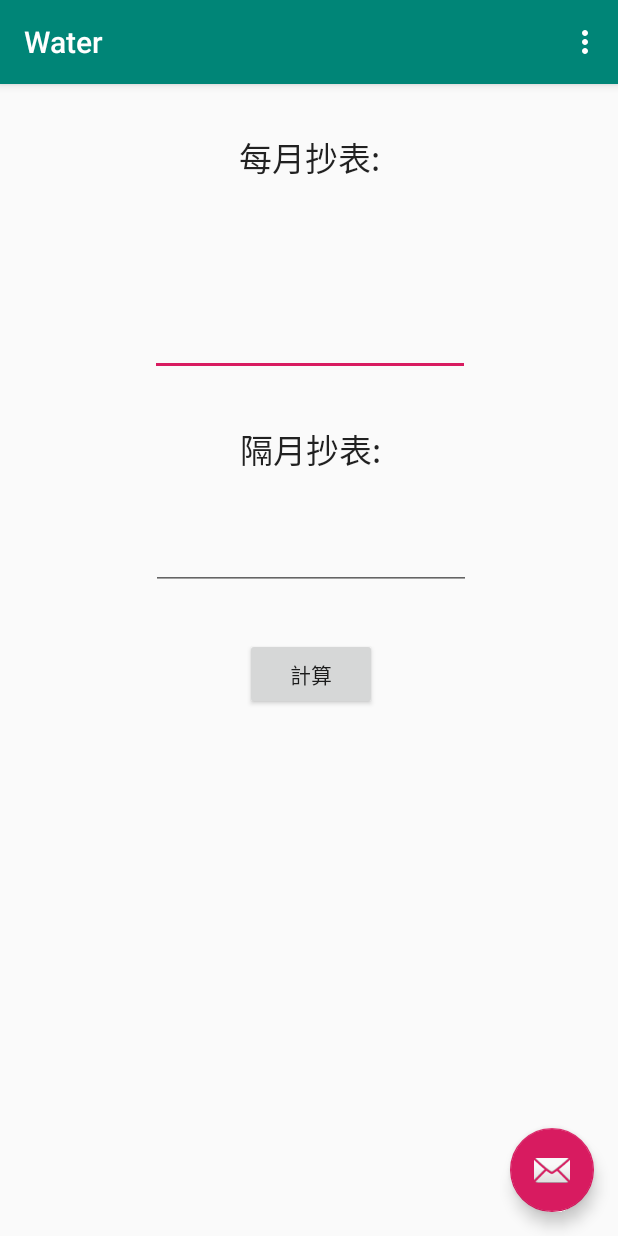
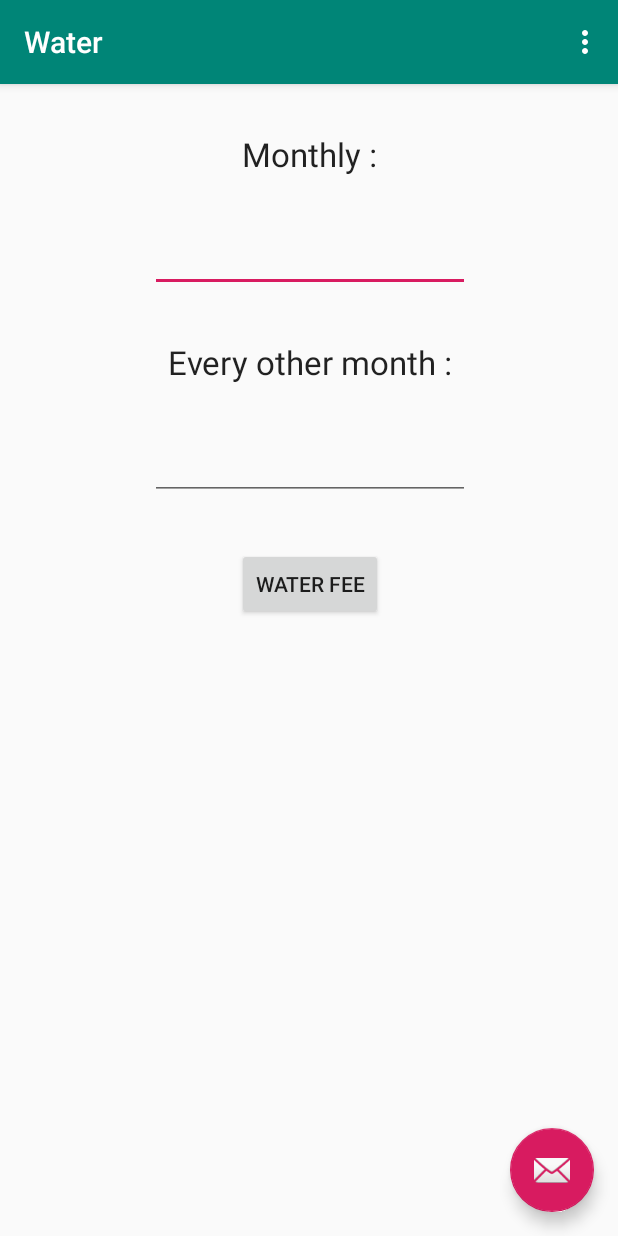
Before and after one commit to lincindiawang/MidTest, an Android app: the screen it shows after launch (MainActivity), on a phone screen of 412 x 824 dp. Run offline under Robolectric (Android 15) with nearby library versions, the phone set to English and light mode, and no system bars.

Commit message:
1126 1st

```diff
--- a/app/src/main/res/layout/activity_result.xml
+++ b/app/src/main/res/layout/activity_result.xml
@@ -59,7 +59,7 @@
             android:layout_width="wrap_content"
             android:layout_height="wrap_content"
             android:layout_marginTop="24dp"
-            android:text="水表價格 :"
+            android:text="Water Fee :"
             android:textAppearance="@style/TextAppearance.AppCompat.Large"
             app:layout_constraintBottom_toTopOf="@+id/fee"
             app:layout_constraintEnd_toEndOf="parent"
--- a/app/src/main/res/layout/content_main.xml
+++ b/app/src/main/res/layout/content_main.xml
@@ -13,7 +13,7 @@
         android:layout_width="wrap_content"
         android:layout_height="wrap_content"
         android:layout_marginTop="32dp"
-        android:text="每月抄表:"
+        android:text="@string/monthly"
         android:textAppearance="@style/TextAppearance.AppCompat.Large"
         app:layout_constraintEnd_toEndOf="parent"
         app:layout_constraintStart_toStartOf="parent"
@@ -23,7 +23,7 @@
         android:id="@+id/month"
         android:layout_width="wrap_content"
         android:layout_height="wrap_content"
-        android:layout_marginTop="84dp"
+        android:layout_marginTop="32dp"
         android:ems="10"
         android:inputType="numberDecimal"
         app:layout_constraintEnd_toEndOf="@+id/textView"
@@ -35,7 +35,7 @@
         android:layout_width="wrap_content"
         android:layout_height="wrap_content"
         android:layout_marginTop="32dp"
-        android:text="隔月抄表:"
+        android:text="@string/every_other_month"
         android:textAppearance="@style/TextAppearance.AppCompat.Large"
         app:layout_constraintEnd_toEndOf="@+id/month"
         app:layout_constraintStart_toStartOf="@+id/month"
@@ -58,7 +58,7 @@
         android:layout_height="wrap_content"
         android:layout_marginTop="32dp"
         android:onClick="Btn"
-        android:text="計算"
+        android:text="@string/water_fee"
         app:layout_constraintEnd_toEndOf="@+id/next"
         app:layout_constraintStart_toStartOf="@+id/next"
         app:layout_constraintTop_toBottomOf="@+id/next" />
--- a/app/src/main/res/values/strings.xml
+++ b/app/src/main/res/values/strings.xml
@@ -1,4 +1,8 @@
 <resources>
     <string name="app_name">Water</string>
     <string name="action_settings">Settings</string>
+    <string name="every_other_month">Every other month :</string>
+    <string name="water_fee">Water Fee</string>
+    <string name="monthly">Monthly :</string>
+    <string name="OK">OK</string>
 </resources>
```
Also changed, not shown: app/src/main/java/com/fju/water/MainActivity.java (+12 -8 lines).
